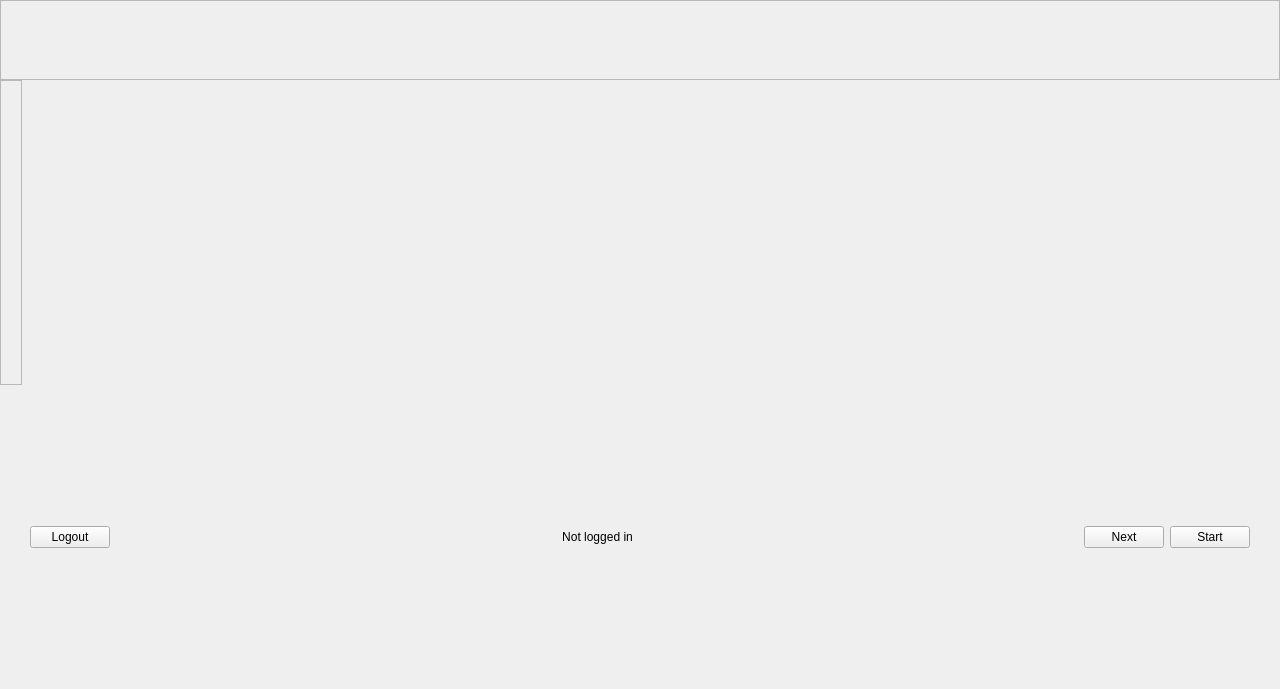
seniordev312/CSharpEncryptionWinClient, file gui/mainwidget.ui: the form before one commit.
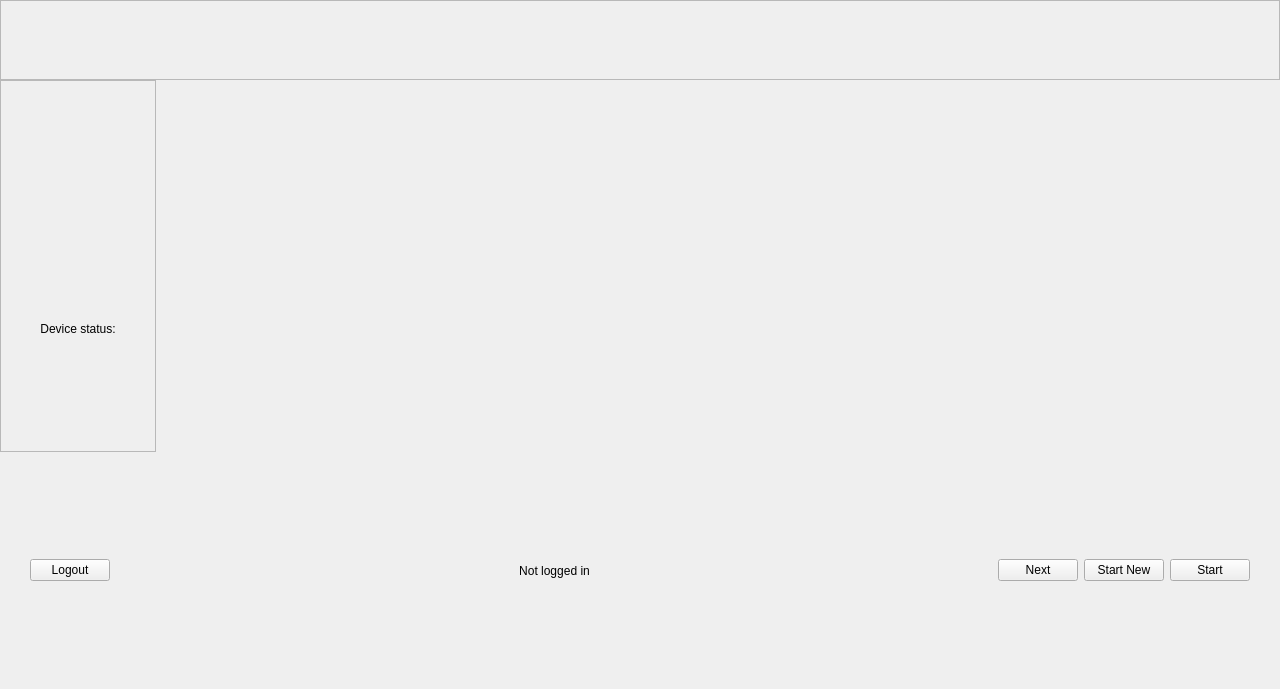
The form after the commit. Custom widgets are drawn as their Qt base class.

Diff of the .ui file:
```diff
--- a/gui/mainwidget.ui
+++ b/gui/mainwidget.ui
@@ -69,7 +69,7 @@
       <enum>QFrame::StyledPanel</enum>
      </property>
      <property name="frameShadow">
-      <enum>QFrame::Raised</enum>
+      <enum>QFrame::Sunken</enum>
      </property>
      <layout class="QVBoxLayout" name="verticalLayout">
       <property name="spacing">
@@ -85,7 +85,7 @@
        <number>0</number>
       </property>
       <property name="bottomMargin">
-       <number>0</number>
+       <number>50</number>
       </property>
       <item>
        <spacer name="verticalSpacer">
@@ -131,6 +131,89 @@
         </property>
        </spacer>
       </item>
+      <item>
+       <layout class="QHBoxLayout" name="horizontalLayout_2">
+        <property name="spacing">
+         <number>0</number>
+        </property>
+        <item>
+         <spacer name="horizontalSpacer_3">
+          <property name="orientation">
+           <enum>Qt::Horizontal</enum>
+          </property>
+          <property name="sizeType">
+           <enum>QSizePolicy::Fixed</enum>
+          </property>
+          <property name="sizeHint" stdset="0">
+           <size>
+            <width>30</width>
+            <height>20</height>
+           </size>
+          </property>
+         </spacer>
+        </item>
+        <item>
+         <widget class="QFrame" name="frameDeviceStatus">
+          <property name="sizePolicy">
+           <sizepolicy hsizetype="Preferred" vsizetype="Fixed">
+            <horstretch>0</horstretch>
+            <verstretch>0</verstretch>
+           </sizepolicy>
+          </property>
+          <property name="minimumSize">
+           <size>
+            <width>0</width>
+            <height>100</height>
+           </size>
+          </property>
+          <property name="maximumSize">
+           <size>
+            <width>16777215</width>
+            <height>100</height>
+           </size>
+          </property>
+          <layout class="QVBoxLayout" name="verticalLayout_2">
+           <item>
+            <widget class="QLabel" name="labelDeviceStatusTytle">
+             <property name="text">
+              <string>Device status:</string>
+             </property>
+             <property name="alignment">
+              <set>Qt::AlignCenter</set>
+             </property>
+            </widget>
+           </item>
+           <item>
+            <widget class="QLabel" name="labelDeviceStatusValue">
+             <property name="text">
+              <string/>
+             </property>
+             <property name="alignment">
+              <set>Qt::AlignCenter</set>
+             </property>
+            </widget>
+           </item>
+          </layout>
+         </widget>
+        </item>
+        <item>
+         <spacer name="horizontalSpacer_4">
+          <property name="orientation">
+           <enum>Qt::Horizontal</enum>
+          </property>
+          <property name="sizeType">
+           <enum>QSizePolicy::Fixed</enum>
+          </property>
+          <property name="sizeHint" stdset="0">
+           <size>
+            <width>30</width>
+            <height>20</height>
+           </size>
+          </property>
+         </spacer>
+        </item>
+       </layout>
+      </item>
      </layout>
     </widget>
    </item>
@@ -217,6 +300,13 @@
         </property>
        </widget>
       </item>
+      <item>
+       <widget class="QPushButton" name="pushButtonStartNew">
+        <property name="text">
+         <string>Start New</string>
+        </property>
+       </widget>
+      </item>
       <item>
        <widget class="QPushButton" name="pushButtonStart">
         <property name="text">
```
